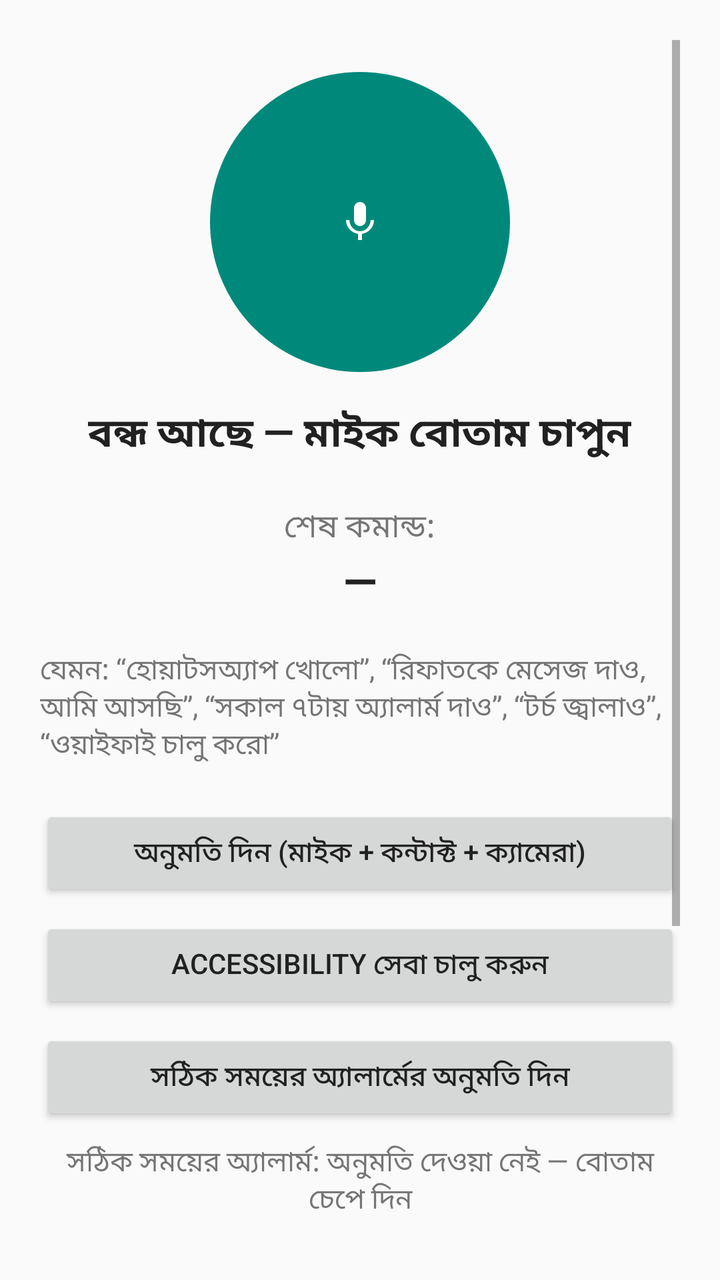
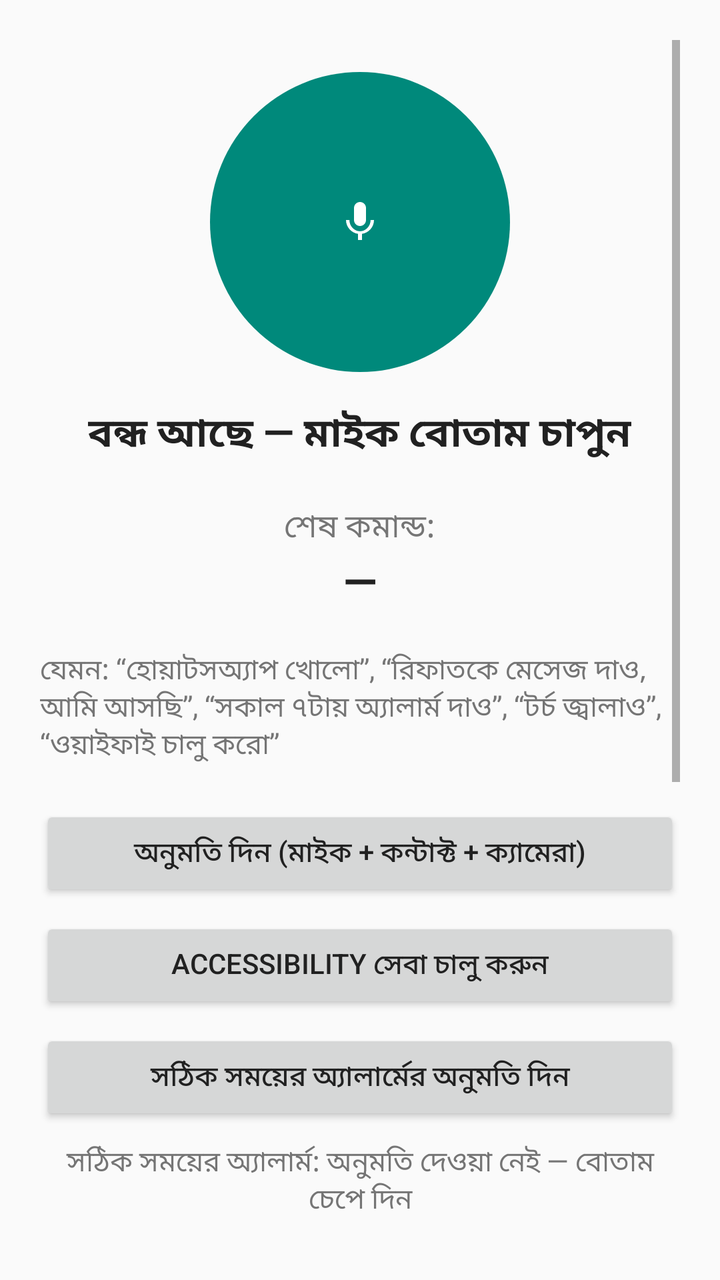

Compare the two renders of this Android layout. The source of the first and the diff that turns it into the second are given below.
<!-- AndroidManifest.xml: application theme Theme.VoiceCommander -->
<!-- res/layout/activity_main.xml -->
<?xml version="1.0" encoding="utf-8"?>
<ScrollView xmlns:android="http://schemas.android.com/apk/res/android"
    android:layout_width="match_parent"
    android:layout_height="match_parent"
    android:padding="20dp">

    <LinearLayout
        android:layout_width="match_parent"
        android:layout_height="wrap_content"
        android:orientation="vertical"
        android:gravity="center_horizontal">

        
        <ImageButton
            android:id="@+id/btnMic"
            android:layout_width="150dp"
            android:layout_height="150dp"
            android:layout_marginTop="16dp"
            android:background="@drawable/circle_button"
            android:contentDescription="@string/title_listen"
            android:scaleType="centerInside"
            android:src="@drawable/ic_mic"
            android:tint="@color/white" />

        <TextView
            android:id="@+id/txtStatus"
            android:layout_width="wrap_content"
            android:layout_height="wrap_content"
            android:layout_marginTop="16dp"
            android:text="@string/status_idle"
            android:textColor="@color/dark_text"
            android:textSize="20sp"
            android:textStyle="bold" />

        <TextView
            android:layout_width="wrap_content"
            android:layout_height="wrap_content"
            android:layout_marginTop="20dp"
            android:text="@string/last_command_label"
            android:textColor="@color/grey_text"
            android:textSize="16sp" />

        <TextView
            android:id="@+id/txtLastCommand"
            android:layout_width="match_parent"
            android:layout_height="wrap_content"
            android:gravity="center"
            android:text="@string/last_command_none"
            android:textColor="@color/dark_text"
            android:textSize="22sp"
            android:textStyle="bold" />

        <TextView
            android:layout_width="match_parent"
            android:layout_height="wrap_content"
            android:layout_marginTop="20dp"
            android:text="@string/hint_examples"
            android:textColor="@color/grey_text"
            android:textSize="14sp" />

        <Button
            android:id="@+id/btnPermissions"
            android:layout_width="match_parent"
            android:layout_height="wrap_content"
            android:layout_marginTop="20dp"
            android:text="@string/btn_permissions" />

        <Button
            android:id="@+id/btnAccessibility"
            android:layout_width="match_parent"
            android:layout_height="wrap_content"
            android:layout_marginTop="8dp"
            android:text="@string/btn_accessibility" />

        <Button
            android:id="@+id/btnExactAlarm"
            android:layout_width="match_parent"
            android:layout_height="wrap_content"
            android:layout_marginTop="8dp"
            android:text="@string/btn_exact_alarm" />

        <TextView
            android:id="@+id/txtExactAlarm"
            android:layout_width="match_parent"
            android:layout_height="wrap_content"
            android:layout_marginTop="8dp"
            android:gravity="center"
            android:text="@string/exact_alarm_off"
            android:textColor="@color/grey_text"
            android:textSize="14sp" />

        <TextView
            android:id="@+id/txtA11yStatus"
            android:layout_width="match_parent"
            android:layout_height="wrap_content"
            android:layout_marginTop="8dp"
            android:gravity="center"
            android:text="@string/a11y_off"
            android:textColor="@color/grey_text"
            android:textSize="14sp" />

        <TextView
            android:layout_width="match_parent"
            android:layout_height="wrap_content"
            android:layout_marginTop="20dp"
            android:text="@string/log_label"
            android:textColor="@color/grey_text"
            android:textSize="16sp"
            android:textStyle="bold" />

        <TextView
            android:id="@+id/txtLog"
            android:layout_width="match_parent"
            android:layout_height="wrap_content"
            android:layout_marginTop="6dp"
            android:background="@color/log_bg"
            android:minHeight="160dp"
            android:padding="12dp"
            android:text="@string/log_empty"
            android:textColor="@color/dark_text"
            android:textSize="15sp" />

    </LinearLayout>
</ScrollView>
<!-- resources referenced by this layout -->
<resources>
  <color name="dark_text">#212121</color>
  <color name="grey_text">#757575</color>
  <color name="log_bg">#F5F5F5</color>
  <color name="white">#FFFFFF</color>
  <!-- drawable circle_button (drawable) -->
  <?xml version="1.0" encoding="utf-8"?>
  <shape xmlns:android="http://schemas.android.com/apk/res/android"
      android:shape="oval">
      <solid android:color="@color/teal" />
  </shape>
  <!-- drawable ic_mic (drawable) -->
  <?xml version="1.0" encoding="utf-8"?>
  <vector xmlns:android="http://schemas.android.com/apk/res/android"
      android:width="24dp"
      android:height="24dp"
      android:viewportWidth="24"
      android:viewportHeight="24"
      android:tint="?attr/colorControlNormal">
      <path
          android:fillColor="#FF000000"
          android:pathData="M12,14c1.66,0 3,-1.34 3,-3V5c0,-1.66 -1.34,-3 -3,-3S9,3.34 9,5v6c0,1.66 1.34,3 3,3zM17.3,11c0,3.14 -2.54,5.64 -5.3,5.64S6.7,14.14 6.7,11H5c0,3.63 2.81,6.5 6,6.92V21h2v-3.08c3.19,-0.42 6,-3.29 6,-6.92h-1.7z" />
  </vector>
  <string name="a11y_off">Accessibility সেবা: চালু নেই — বোতাম চেপে সেটিংস থেকে চালু করুন</string>
  <string name="btn_accessibility">Accessibility সেবা চালু করুন</string>
  <string name="btn_exact_alarm">সঠিক সময়ের অ্যালার্মের অনুমতি দিন</string>
  <string name="btn_permissions">অনুমতি দিন (মাইক + কন্টাক্ট + ক্যামেরা)</string>
  <string name="exact_alarm_off">সঠিক সময়ের অ্যালার্ম: অনুমতি দেওয়া নেই — বোতাম চেপে দিন</string>
  <string name="hint_examples">যেমন: “হোয়াটসঅ্যাপ খোলো”, “রিফাতকে মেসেজ দাও, আমি আসছি”, “সকাল ৭টায় অ্যালার্ম দাও”, “টর্চ জ্বালাও”, “ওয়াইফাই চালু করো”</string>
  <string name="last_command_label">শেষ কমান্ড:</string>
  <string name="last_command_none">—</string>
  <string name="log_empty">এখনো কোনো কমান্ড শোনা হয়নি।</string>
  <string name="log_label">কমান্ডের লগ</string>
  <string name="status_idle">বন্ধ আছে — মাইক বোতাম চাপুন</string>
  <string name="title_listen">শুনতে শুরু করুন</string>
  <style name="Theme.VoiceCommander" parent="Theme.AppCompat.DayNight.DarkActionBar">
          <item name="colorPrimary">@color/teal</item>
          <item name="colorPrimaryDark">@color/teal_dark</item>
          <item name="colorAccent">@color/amber</item>
          <item name="android:textColorPrimary">@color/dark_text</item>
      </style>
  <color name="teal">#00897B</color>
  <color name="teal_dark">#00695C</color>
  <color name="amber">#FFB300</color>
</resources>

<!-- the commit's change to res/layout/activity_main.xml (unified diff, before → after) -->
@@ -89,6 +89,43 @@
             android:textColor="@color/grey_text"
             android:textSize="14sp" />
 
+        
+        <TextView
+            android:layout_width="match_parent"
+            android:layout_height="wrap_content"
+            android:layout_marginTop="20dp"
+            android:text="@string/ai_key_label"
+            android:textColor="@color/grey_text"
+            android:textSize="16sp"
+            android:textStyle="bold" />
+
+        <EditText
+            android:id="@+id/etApiKey"
+            android:layout_width="match_parent"
+            android:layout_height="wrap_content"
+            android:layout_marginTop="6dp"
+            android:hint="@string/ai_key_hint"
+            android:inputType="textNoSuggestions"
+            android:textColor="@color/dark_text"
+            android:textSize="15sp" />
+
+        <Button
+            android:id="@+id/btnSaveApiKey"
+            android:layout_width="match_parent"
+            android:layout_height="wrap_content"
+            android:layout_marginTop="8dp"
+            android:text="@string/ai_key_save" />
+
+        <TextView
+            android:id="@+id/txtApiKeyStatus"
+            android:layout_width="match_parent"
+            android:layout_height="wrap_content"
+            android:layout_marginTop="8dp"
+            android:gravity="center"
+            android:text="@string/ai_key_missing_status"
+            android:textColor="@color/grey_text"
+            android:textSize="14sp" />
+
         <TextView
             android:id="@+id/txtA11yStatus"
             android:layout_width="match_parent"
